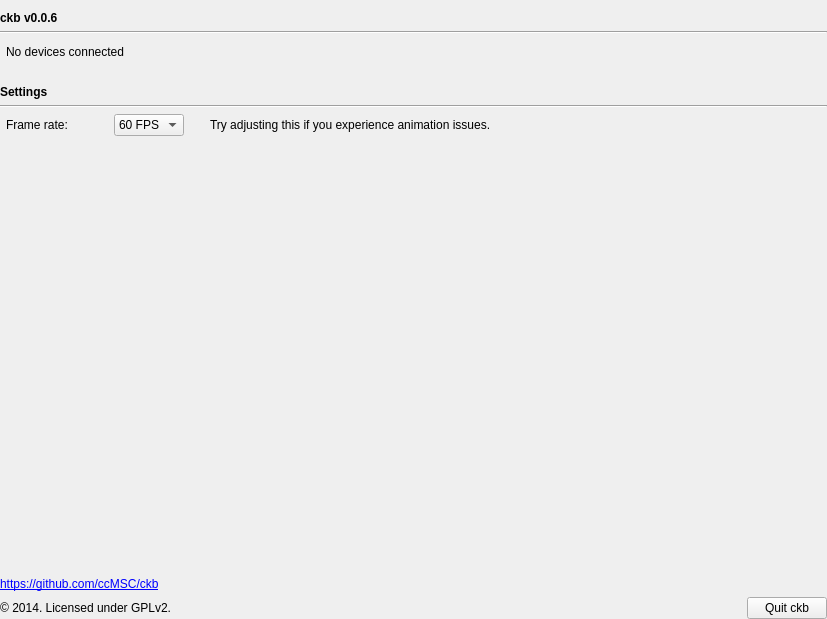
Qt form src/ckb/settingswidget.ui (ckb-next/ckb-next) before a commit.
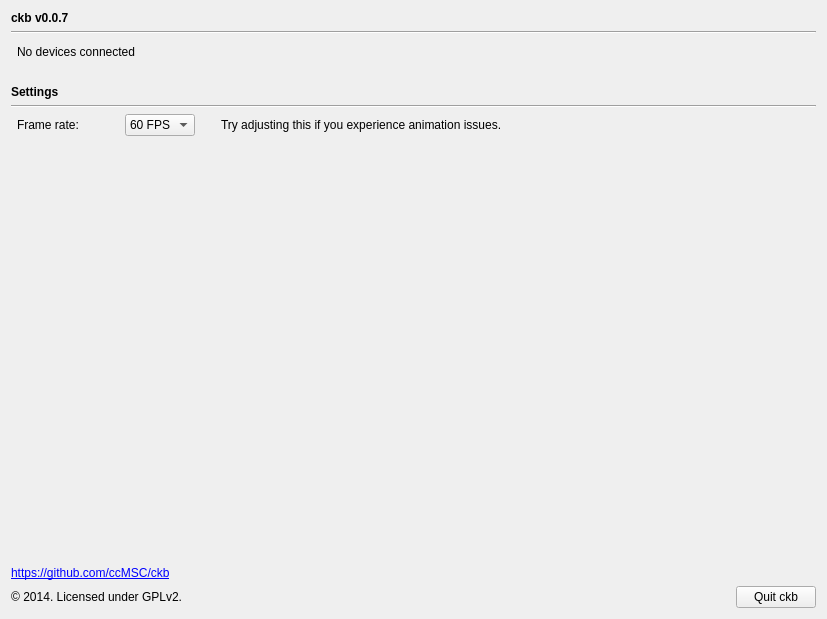
The same form after that commit.

Commit message: Add friendly names to keyboard widget Minor UI improvements Improved performance querying PulseAudio for mute state

Diff of the .ui file:
```diff
--- a/src/ckb/settingswidget.ui
+++ b/src/ckb/settingswidget.ui
@@ -14,15 +14,6 @@
    <string>Form</string>
   </property>
   <layout class="QGridLayout" name="gridLayout">
-   <property name="leftMargin">
-    <number>0</number>
-   </property>
-   <property name="rightMargin">
-    <number>0</number>
-   </property>
-   <property name="bottomMargin">
-    <number>0</number>
-   </property>
    <item row="12" column="0" colspan="2">
     <layout class="QHBoxLayout" name="horizontalLayout_2">
      <item>
@@ -158,7 +149,7 @@
       </font>
      </property>
      <property name="text">
-      <string>ckb v0.0.6</string>
+      <string>ckb v0.0.7</string>
      </property>
     </widget>
    </item>
```
The commit also changes 7 other files.
